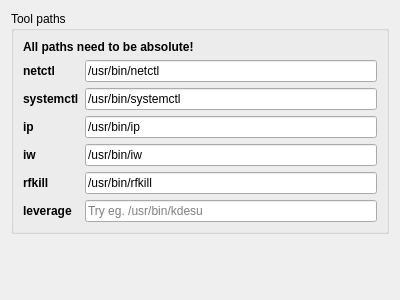
Before: the Qt Designer form settings.ui in luebking/qnetctl, drawn with Qt 5.
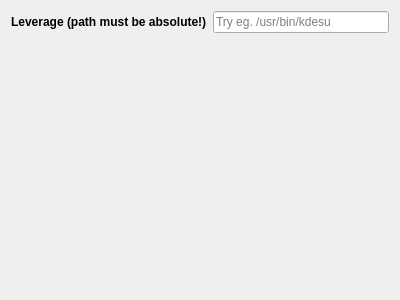
After: the same form once the commit is applied.

Commit message: major infrastructure change, uses only one UID0 tool via dbus

What changed in the file:
```diff
--- a/settings.ui
+++ b/settings.ui
@@ -13,168 +13,29 @@
   <property name="windowTitle">
    <string>Form</string>
   </property>
-  <layout class="QVBoxLayout" name="verticalLayout_2">
-   <item>
-    <widget class="QGroupBox" name="groupBox">
-     <property name="title">
-      <string>Tool paths</string>
+  <layout class="QFormLayout" name="formLayout">
+   <property name="fieldGrowthPolicy">
+    <enum>QFormLayout::ExpandingFieldsGrow</enum>
+   </property>
+   <item row="0" column="0">
+    <widget class="QLabel" name="label">
+     <property name="font">
+      <font>
+       <weight>75</weight>
+       <bold>true</bold>
+      </font>
      </property>
-     <layout class="QVBoxLayout" name="verticalLayout">
-      <item>
-       <widget class="QLabel" name="label_6">
-        <property name="font">
-         <font>
-          <weight>75</weight>
-          <bold>true</bold>
-         </font>
-        </property>
-        <property name="text">
-         <string>All paths need to be absolute!</string>
-        </property>
-       </widget>
-      </item>
-      <item>
-       <layout class="QFormLayout" name="formLayout">
-        <property name="fieldGrowthPolicy">
-         <enum>QFormLayout::ExpandingFieldsGrow</enum>
-        </property>
-        <item row="0" column="0">
-         <widget class="QLabel" name="label">
-          <property name="font">
-           <font>
-            <weight>75</weight>
-            <bold>true</bold>
-           </font>
-          </property>
-          <property name="text">
-           <string>netctl</string>
-          </property>
-         </widget>
-        </item>
-        <item row="0" column="1">
-         <widget class="QLineEdit" name="netctl">
-          <property name="text">
-           <string>/usr/bin/netctl</string>
-          </property>
-         </widget>
-        </item>
-        <item row="2" column="0">
-         <widget class="QLabel" name="label_2">
-          <property name="font">
-           <font>
-            <weight>75</weight>
-            <bold>true</bold>
-           </font>
-          </property>
-          <property name="text">
-           <string>ip</string>
-          </property>
-         </widget>
-        </item>
-        <item row="2" column="1">
-         <widget class="QLineEdit" name="ip">
-          <property name="text">
-           <string>/usr/bin/ip</string>
-          </property>
-         </widget>
-        </item>
-        <item row="3" column="0">
-         <widget class="QLabel" name="label_3">
-          <property name="font">
-           <font>
-            <weight>75</weight>
-            <bold>true</bold>
-           </font>
-          </property>
-          <property name="text">
-           <string>iw</string>
-          </property>
-         </widget>
-        </item>
-        <item row="3" column="1">
-         <widget class="QLineEdit" name="iw">
-          <property name="text">
-           <string>/usr/bin/iw</string>
-          </property>
-         </widget>
-        </item>
-        <item row="4" column="0">
-         <widget class="QLabel" name="label_4">
-          <property name="font">
-           <font>
-            <weight>75</weight>
-            <bold>true</bold>
-           </font>
-          </property>
-          <property name="text">
-           <string>rfkill</string>
-          </property>
-         </widget>
-        </item>
-        <item row="4" column="1">
-         <widget class="QLineEdit" name="rfkill">
-          <property name="text">
-           <string>/usr/bin/rfkill</string>
-          </property>
-         </widget>
-        </item>
-        <item row="5" column="0">
-         <widget class="QLabel" name="label_5">
-          <property name="font">
-           <font>
-            <weight>75</weight>
-            <bold>true</bold>
-           </font>
-          </property>
-          <property name="text">
-           <string>leverage</string>
-          </property>
-         </widget>
-        </item>
-        <item row="5" column="1">
-         <widget class="QLineEdit" name="leverage">
-          <property name="placeholderText">
-           <string>Try eg. /usr/bin/kdesu</string>
-          </property>
-         </widget>
-        </item>
-        <item row="1" column="0">
-         <widget class="QLabel" name="label_7">
-          <property name="font">
-           <font>
-            <weight>75</weight>
-            <bold>true</bold>
-           </font>
-          </property>
-          <property name="text">
-           <string>systemctl</string>
-          </property>
-         </widget>
-        </item>
-        <item row="1" column="1">
-         <widget class="QLineEdit" name="systemctl">
-          <property name="text">
-           <string>/usr/bin/systemctl</string>
-          </property>
-         </widget>
-        </item>
-       </layout>
-      </item>
-     </layout>
+     <property name="text">
+      <string>Leverage (path must be absolute!)</string>
+     </property>
     </widget>
    </item>
-   <item>
-    <spacer name="verticalSpacer">
-     <property name="orientation">
-      <enum>Qt::Vertical</enum>
+   <item row="0" column="1">
+    <widget class="QLineEdit" name="leverage">
+     <property name="placeholderText">
+      <string>Try eg. /usr/bin/kdesu</string>
      </property>
-     <property name="sizeHint" stdset="0">
-      <size>
-       <width>20</width>
-       <height>40</height>
-      </size>
-     </property>
-    </spacer>
+    </widget>
    </item>
   </layout>
  </widget>
```
Left out of the diff: 8 changed lines with no effect on the pictures. The commit also changes 9 other files.
